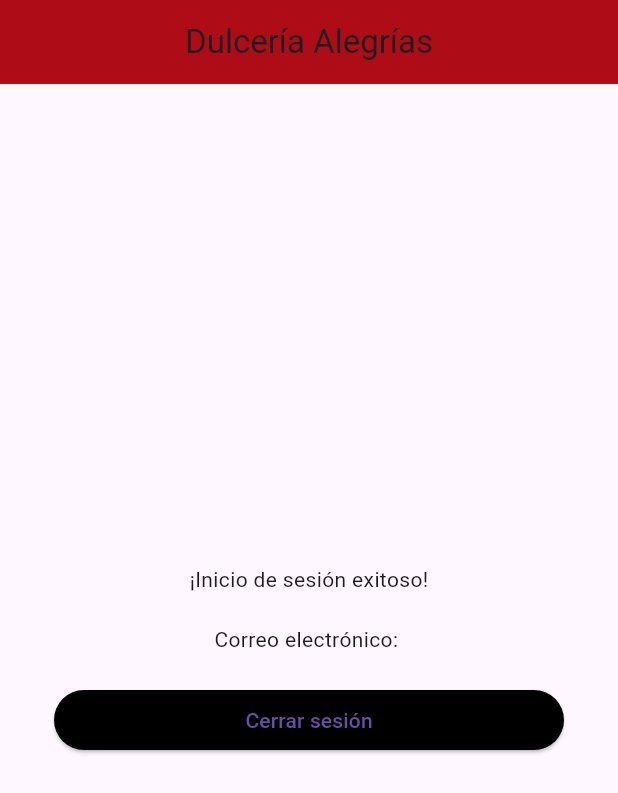
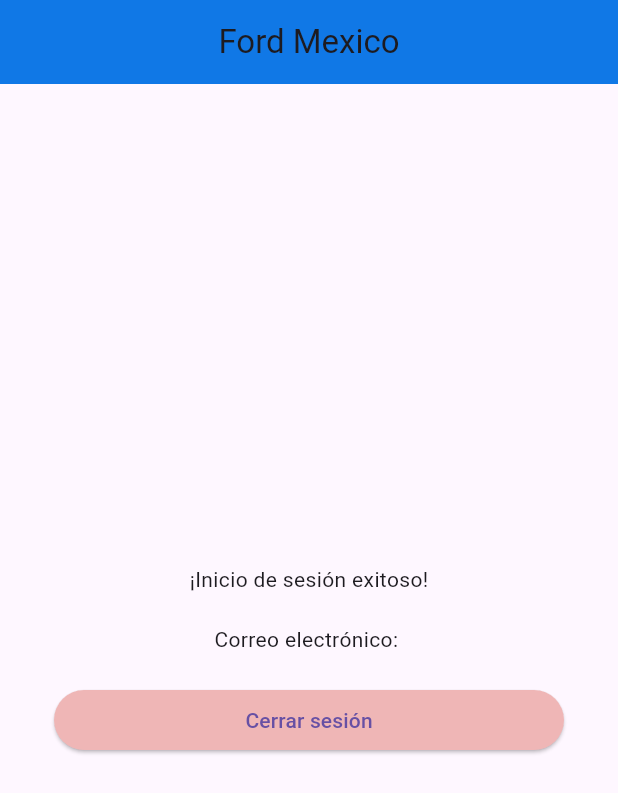
Before and after one commit to OneDavidrdz131/act4-0543, a Flutter app: the screen it shows after launch, after a tap on "Iniciar sesión", on a phone screen of 412 x 824 dp. Shown: the top 793 px of the screen. Run offline on Flutter 3.47's test engine with Material 3 defaults, Android fonts, the phone set to English and light mode, and no system bars; our stand-ins replace cloud_firestore, firebase_core; accounts and stored records are empty; statements that could not run were skipped.

Commit message:
version2

```diff
--- a/lib/main.dart
+++ b/lib/main.dart
@@ -134,8 +134,8 @@ class PaginaSesion extends StatelessWidget {
     return Scaffold(
       appBar: AppBar(
         centerTitle: true,
-        title: const Text('Dulcería Alegrías'),
-        backgroundColor: const Color(0xffb80303),
+        title: const Text('Ford Mexico'),
+        backgroundColor: const Color(0xff1891f2),
         elevation: 8,
       ),
       body: Padding(
@@ -172,7 +172,7 @@ class PaginaSesion extends StatelessWidget {
               ),
               style: ElevatedButton.styleFrom(
                 minimumSize: const Size(340, 40),
-                backgroundColor: const Color(0xff000000),
+                backgroundColor: const Color(0xffe7b5b5),
               ),
               onPressed: () => _login(context),
             ),
@@ -184,7 +184,7 @@ class PaginaSesion extends StatelessWidget {
               ),
               style: ElevatedButton.styleFrom(
                 minimumSize: const Size(340, 40),
-                backgroundColor: const Color(0xff000000),
+                backgroundColor: const Color(0xffe8bcbc),
               ),
               onPressed: () => _registro(context),
             ),
@@ -212,8 +212,8 @@ class PaginaInicio extends StatelessWidget {
     return Scaffold(
       appBar: AppBar(
         centerTitle: true,
-        title: const Text('Dulcería Alegrías'),
-        backgroundColor: const Color(0xffb80303),
+        title: const Text('Ford Mexico'),
+        backgroundColor: const Color(0xff047def),
         elevation: 8,
       ),
       body: Center(
@@ -228,7 +228,7 @@ class PaginaInicio extends StatelessWidget {
               child: const Text('Cerrar sesión'),
               style: ElevatedButton.styleFrom(
                 minimumSize: const Size(340, 40),
-                backgroundColor: const Color(0xff000000),
+                backgroundColor: const Color(0xffefb6b6),
               ),
               onPressed: () => _cerrarSesion(context),
             ),
```
Also changed, not shown: lib/firebase_options.dart.
